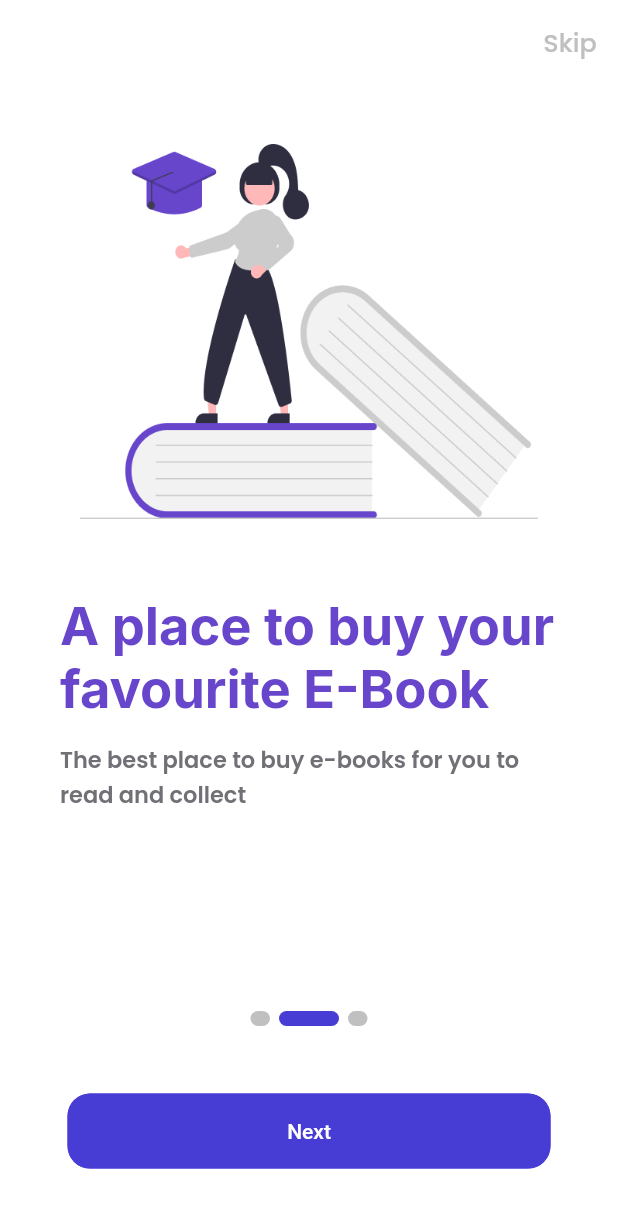
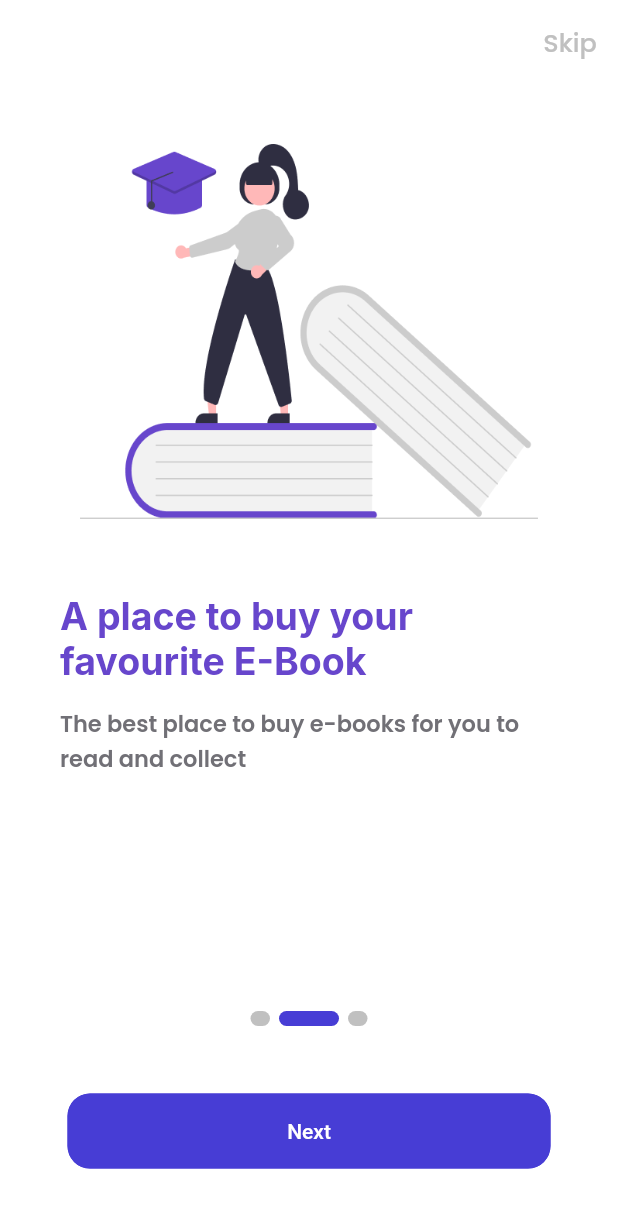
Before and after one commit to Iyann986/My-BookApps-Flutter, a Flutter app: the screen it shows after launch, swiped to page 2, on a phone screen of 412 x 824 dp. Shown: the top 1208 px of the screen. Run offline on Flutter 3.47's test engine with Material 2 defaults, Android fonts, the phone set to English and light mode, and no system bars; our stand-ins replace google_fonts, shared_preferences.

Commit message:
memperbaiki error pada onboarding screen

```diff
--- a/lib/ui/pages/onboarding_screen/onbording_screen.dart
+++ b/lib/ui/pages/onboarding_screen/onbording_screen.dart
@@ -86,7 +86,7 @@ class _OnbordingPageState extends State<OnbordingPage> {
                         contents[i].title,
                         textAlign: TextAlign.start,
                         style: GoogleFonts.inter(
-                            fontSize: 35,
+                            fontSize: 25,
                             fontWeight: FontWeight.bold,
                             color: const Color(0xff6746CC)),
                       ),
--- a/pubspec.yaml
+++ b/pubspec.yaml
@@ -38,7 +38,7 @@ dependencies:
   provider: ^6.0.5
   url_launcher: ^6.1.8
   cached_network_image: ^3.2.1
-  google_fonts: ^3.0.1
+  google_fonts: ^4.0.4
   shared_preferences: ^2.0.17
 
 dev_dependencies:
```
Also changed, not shown: pubspec.lock.
